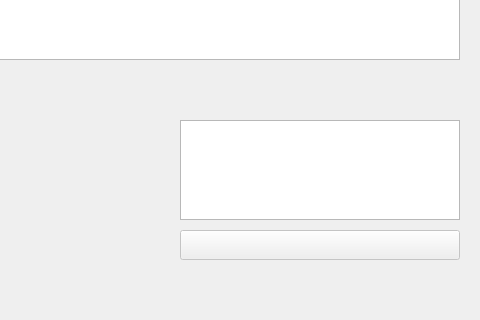
Above: forms/application.ui from Aquaver/signal-generator before the change; both pictures show x 800 to 1280 and y 400 to 720 of the 1280 by 720 pixel window. Below: the same form after it.
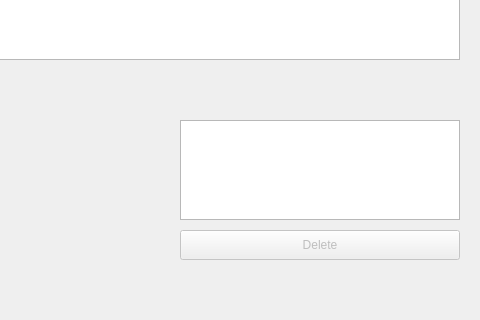
That is the form after the change.

Commit message: Added text property in delete menu button widget in application UI file

```diff
--- a/forms/application.ui
+++ b/forms/application.ui
@@ -346,6 +346,10 @@
                 <height>30</height>
               </rect>
             </property>
+            
+            <property name="text">
+              <string>Delete</string>
+            </property>
           </widget>
         </widget>
       </widget>
```
